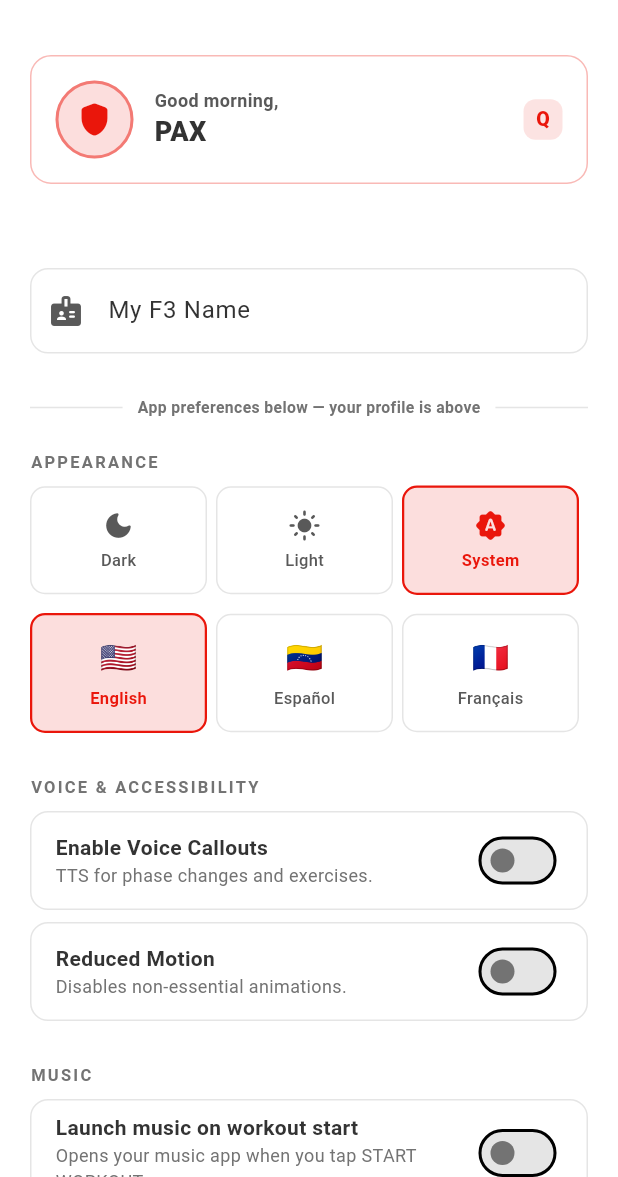
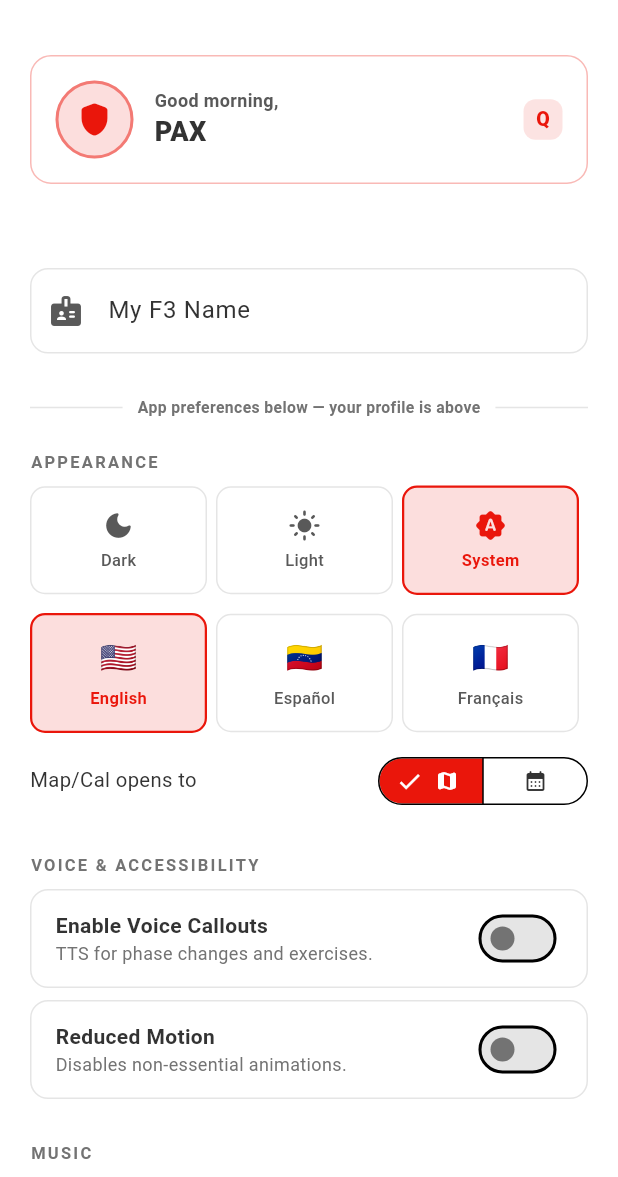
Before and after one commit to marquezluis/f3-digital-weinke, a Flutter app: the SettingsScreen screen opened directly, on a phone screen of 412 x 824 dp, the part 59-1236 px from its top. Run offline on Flutter 3.47's test engine with Material 3 defaults, Android fonts, the phone set to English and light mode, and no system bars; our stand-ins replace clock, confetti, flutter_local_notifications, flutter_map, flutter_secure_storage, flutter_tts and 10 more; missing offline and left inert: flutter_appauth; accounts and stored records are empty; network calls fail.

Commit message:
feat(home,settings): add Region Info card and Map/Cal default-view toggle
Partial slice of Profile regroup + Home region info (HOME-01/02,
PROF-06 in the official-app wireframes):

- New _RegionInfoCard on Home shows the PAX's home region and its AO
  count (via the already-cached F3ApiService.getOrgs(), filtered to
  that region's AOs), tapping through to the Map/Cal tab. No
  leadership/SLT directory — confirmed F3Org (/v1/org) carries no
  position/role data at the region level, only a signed-in user's own
  roles/positions (from /v1/me/profile). Announcements remain a
  placeholder; there's no API backing for a broadcast feed at all.
- Settings gained a "Map/Cal opens to" SegmentedButton, writing the
  same SettingsService.mapCalDefaultView the Map/Cal tab itself reads
  (added in the earlier tab-structure commit) — the actual PROF-06
  "default view" setting now has a UI to set it from, not just a
  remembered-last-view behavior.

Not done in this pass (documented in docs/wireframe-mapping.md): a
full Profile screen regroup under the wireframes' PROF-01..06 screen
names — Settings already carries profile identity alongside
preferences today, and splitting those apart is a bigger structural
change than this slice.

flutter analyze and flutter test (281 tests) both clean.

Co-Authored-By: Claude Sonnet 5 <noreply@anthropic.com>
Claude-Session: https://claude.ai/code/session_016UgMxBWcJs5YerfT15godc

```diff
--- a/lib/screens/settings_screen.dart
+++ b/lib/screens/settings_screen.dart
@@ -113,6 +113,35 @@ class SettingsScreen extends StatelessWidget {
               LanguagePicker(
                 current: service.locale.languageCode,
                 onSelect: (code) => service.setLocale(Locale(code)),
+              ),
+              const SizedBox(height: 12),
+              // PROF-06 in the official-app wireframes: default Map vs
+              // Calendar view for the Map/Cal tab (map_cal_screen.dart
+              // reads/writes this same setting).
+              Row(
+                children: [
+                  Expanded(
+                    child: Text('Map/Cal opens to',
+                        style: TextStyle(
+                            color: context.f3textPrimary, fontSize: 13.5)),
+                  ),
+                  SegmentedButton<MapCalView>(
+                    segments: const [
+                      ButtonSegment(
+                          value: MapCalView.map,
+                          icon: Icon(Icons.map_rounded, size: 16)),
+                      ButtonSegment(
+                          value: MapCalView.calendar,
+                          icon: Icon(Icons.calendar_month_rounded, size: 16)),
+                    ],
+                    selected: {service.mapCalDefaultView},
+                    onSelectionChanged: (s) =>
+                        service.setMapCalDefaultView(s.first),
+                    style: const ButtonStyle(
+                      visualDensity: VisualDensity.compact,
+                    ),
+                  ),
+                ],
               ),
               const SizedBox(height: 28),
 
```
Also changed, not shown: lib/screens/home_screen.dart (+87 -0 lines), 1 other file.
